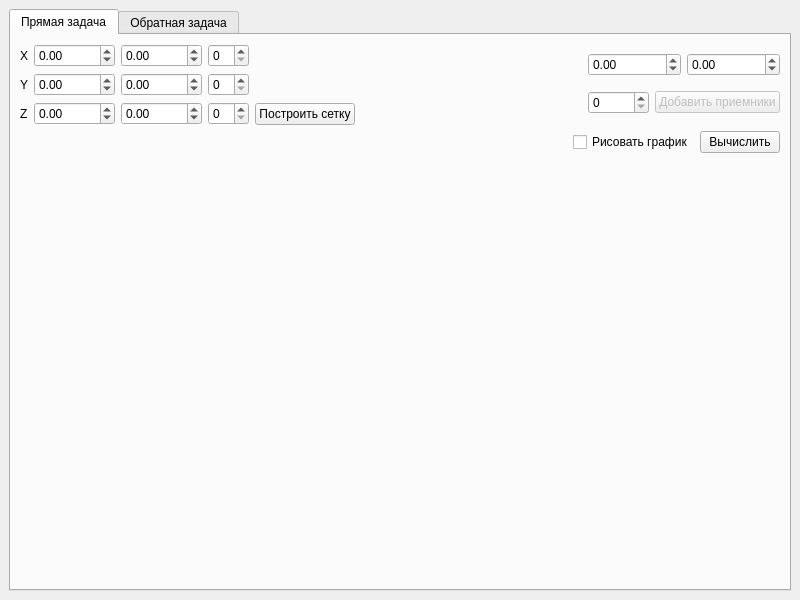
Above: design/main.ui from SweetRollxd/magnetic-survey before the change. Below: the same form after it.
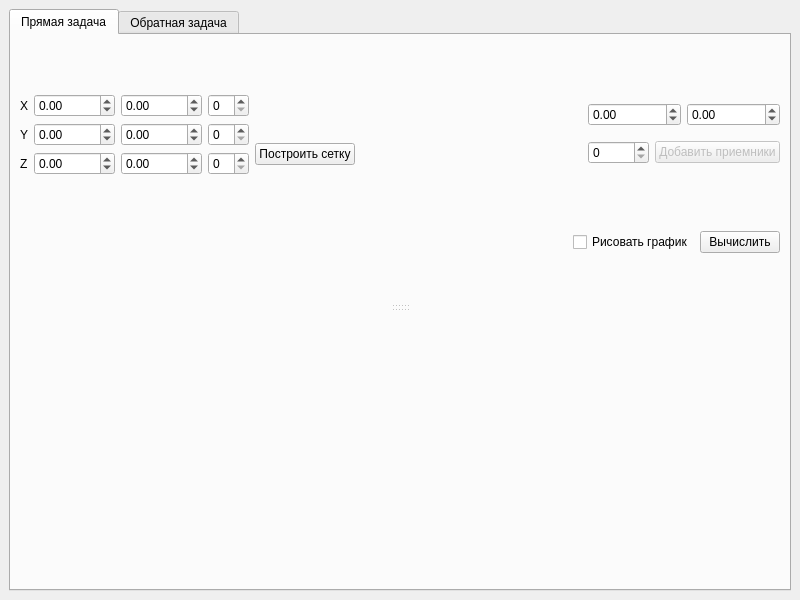
That is the form after the change.

Commit message: Added plots splitter

Diff of the .ui file:
```diff
--- a/design/main.ui
+++ b/design/main.ui
@@ -24,7 +24,17 @@
        <attribute name="title">
         <string>Прямая задача</string>
        </attribute>
-       <layout class="QVBoxLayout" name="verticalLayout_7">
+       <layout class="QVBoxLayout" name="verticalLayout_14">
+        <item>
+         <widget class="QSplitter" name="splitter">
+          <property name="orientation">
+           <enum>Qt::Vertical</enum>
+          </property>
+          <widget class="QWidget" name="verticalLayoutWidget">
+           <layout class="QVBoxLayout" name="verticalLayout_9">
+            <property name="sizeConstraint">
+             <enum>QLayout::SetDefaultConstraint</enum>
+            </property>
         <item>
          <layout class="QHBoxLayout" name="horizontalLayout_2">
           <item>
@@ -142,6 +152,9 @@
                 <property name="orientation">
                  <enum>Qt::Vertical</enum>
                 </property>
+                    <property name="sizeType">
+                     <enum>QSizePolicy::Minimum</enum>
+                    </property>
                 <property name="sizeHint" stdset="0">
                  <size>
                   <width>20</width>
@@ -268,15 +281,28 @@
           </item>
          </layout>
         </item>
+           </layout>
+          </widget>
+          <widget class="QWidget" name="verticalLayoutWidget_2">
+           <layout class="QVBoxLayout" name="meshLayout"/>
+          </widget>
+          <widget class="QWidget" name="verticalLayoutWidget_3">
+           <layout class="QVBoxLayout" name="plotLayout"/>
+          </widget>
+         </widget>
+        </item>
         <item>
-         <widget class="QWidget" name="meshWidget" native="true">
-          <property name="sizePolicy">
-           <sizepolicy hsizetype="Expanding" vsizetype="Expanding">
-            <horstretch>0</horstretch>
-            <verstretch>1</verstretch>
-           </sizepolicy>
+         <spacer name="verticalSpacer_2">
+          <property name="orientation">
+           <enum>Qt::Vertical</enum>
           </property>
-         </widget>
+          <property name="sizeHint" stdset="0">
+           <size>
+            <width>20</width>
+            <height>40</height>
+           </size>
+          </property>
+         </spacer>
         </item>
        </layout>
       </widget>
```
Lines whose indentation alone changed are shown as unchanged. The commit also changes 2 other files.
